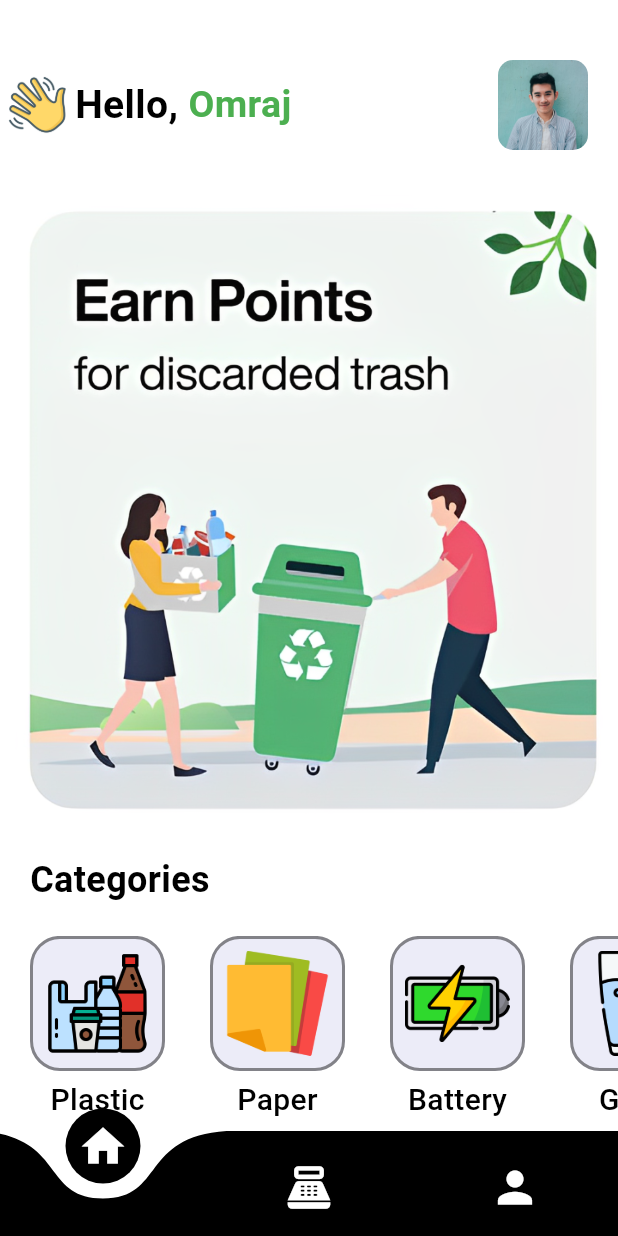
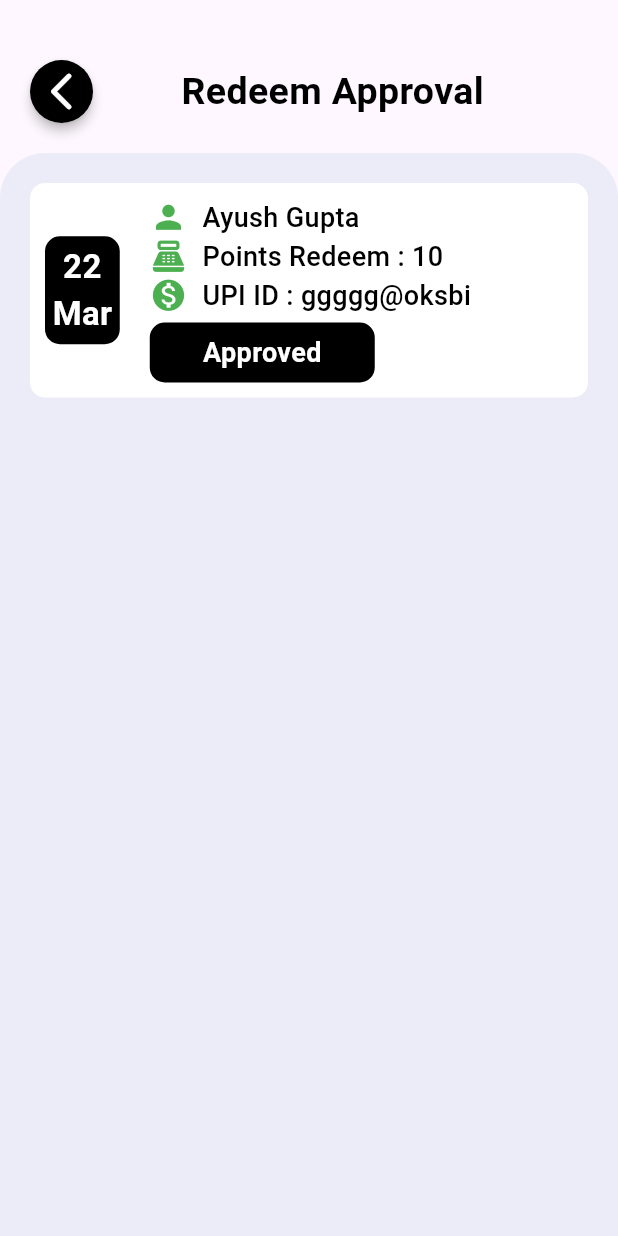
Before and after one commit to omrajkamat68/Recycle_App, a Flutter app: the screen it shows after launch, on a phone screen of 412 x 824 dp. Run offline on Flutter 3.47's test engine with Material 3 defaults, Android fonts, the phone set to English and light mode, and no system bars; drawn by our look-alikes of curved_navigation_bar; our stand-ins replace cloud_firestore, firebase_auth, firebase_core, firebase_storage, google_sign_in, image_picker and 2 more; accounts and stored records are empty.

Commit message:
Frontend for redeem approval page of admin side added

```diff
--- /dev/null
+++ b/lib/Admin/admin_reedem.dart
@@ -0,0 +1,113 @@
+import 'package:flutter/material.dart';
+import 'package:recycle_app/services/widget_support.dart';
+
+class AdminReedem extends StatefulWidget {
+  const AdminReedem({super.key});
+
+  @override
+  State<AdminReedem> createState() => _AdminReedemState();
+}
+
+class _AdminReedemState extends State<AdminReedem> {
+  @override
+  Widget build(BuildContext context) {
+    return Scaffold(
+      body: Container(
+        margin: EdgeInsets.only(top: 40.0),
+        child: Column(
+          children: [
+            Padding(
+              padding: const EdgeInsets.only(left: 20.0),
+              child: Row(
+                children: [
+                  Material(
+                    elevation: 3.0,
+                    borderRadius: BorderRadius.circular(60),
+                    child: Container(
+                      padding: EdgeInsets.all(6),
+                      decoration: BoxDecoration(
+                        color: Colors.black,
+                        borderRadius: BorderRadius.circular(60),
+                      ),
+                      child: Icon(
+                        Icons.arrow_back_ios_new_rounded,
+                        color: Colors.white,
+                        size: 30.0,
+                      ),
+                    ),
+                  ),
+                  SizedBox(width: MediaQuery.of(context).size.width / 7),
+                  Text(
+                    "Redeem Approval",
+                    style: AppWidget.headlinetextstyle(25.0),
+                  ),
+                ],
+              ),
+            ),
+            SizedBox(height: 20.0),
+            Expanded(
+              child: Container(
+                width: MediaQuery.of(context).size.width,
+                decoration: BoxDecoration(
+                  borderRadius: BorderRadius.only(
+                    topLeft: Radius.circular(30),
+                    topRight: Radius.circular(30),
+                  ),
+                  color: Color(0xFFececf8),
+                ),
+                child: Column(
+                  crossAxisAlignment: CrossAxisAlignment.start,
+                  children: [
+                    SizedBox(height: 20.0,),
+                    Container(
+                      padding: EdgeInsets.all(10),
+                      margin: EdgeInsets.only(left: 20.0, right: 20.0),
+                      width: MediaQuery.of(context).size.width,
+                      decoration: BoxDecoration(color: Colors.white, borderRadius: BorderRadius.circular(10)),
+                      child: Row(children: [
+                        Container(
+                          padding: EdgeInsets.all(5),
+                          decoration: BoxDecoration(color: Colors.black, borderRadius: BorderRadius.circular(10)),
+                          child: Text("22\nMar",
+                          textAlign: TextAlign.center,
+                          style: AppWidget.whitetextstyle(22.0),),
+                        ),
+                        SizedBox(width: 20.0,),
+                        Column(
+                          crossAxisAlignment: CrossAxisAlignment.start,
+                          children: [
+                          Row(children: [
+                            Icon(Icons.person, color: Colors.green, size: 25.0,),
+                            SizedBox(width: 10.0,),
+                            Text("Ayush Gupta", style: AppWidget.normaltextstyle(18.0),)
+                          ],),
+                          Row(children: [
+                            Icon(Icons.point_of_sale, color: Colors.green, size: 25.0,),
+                            SizedBox(width: 10.0,),
+                            Text("Points Redeem : 10", style: AppWidget.normaltextstyle(18.0),)
+                          ],),
+                          Row(children: [
+                            Icon(Icons.monetization_on, color: Colors.green, size: 25.0,),
+                            SizedBox(width: 10.0,),
+                            Text("UPI ID : ggggg@oksbi", style: AppWidget.normaltextstyle(18.0),)
+                          ],),
+                          SizedBox(height: 5.0,),
+                          Container(
+                            height: 40,
+                            width: 150,
+                            decoration: BoxDecoration(color: Colors.black, borderRadius: BorderRadius.circular(10)),
+                            child: Center(child: Text("Approved", style: AppWidget.whitetextstyle(18.0),)),
+                          )
+                        ],)
+                      ],),
+                    )
+                  ],
+                ),
+              ),
+            ),
+          ],
+        ),
+      ),
+    );
+  }
+}
--- a/lib/main.dart
+++ b/lib/main.dart
@@ -1,6 +1,7 @@
 import 'package:firebase_core/firebase_core.dart';
 import 'package:flutter/material.dart';
 import 'package:recycle_app/Admin/admin_approval.dart';
+import 'package:recycle_app/Admin/admin_reedem.dart';
 import 'package:recycle_app/pages/bottomnav.dart';
 import 'package:recycle_app/pages/home.dart';
 import 'package:recycle_app/pages/login.dart';
@@ -40,7 +41,7 @@ class MyApp extends StatelessWidget {
         // tested with just a hot reload.
         colorScheme: ColorScheme.fromSeed(seedColor: Colors.deepPurple),
       ),
-      home: BottomNav()
+      home: AdminReedem()
     );
   }
 }
--- a/lib/services/database.dart
+++ b/lib/services/database.dart
@@ -31,6 +31,13 @@ class DatabaseMethods {
   Future<Stream<QuerySnapshot>> getAdminApproval() async {
     return await FirebaseFirestore.instance
         .collection("Requests")
+        .where("Status", isEqualTo: "Pending")
+        .snapshots();
+  }
+
+  Future<Stream<QuerySnapshot>> getAdminReedemApproval() async {
+    return await FirebaseFirestore.instance
+        .collection("Reedem")
         .where("Status", isEqualTo: "Pending")
         .snapshots();
   }
```
